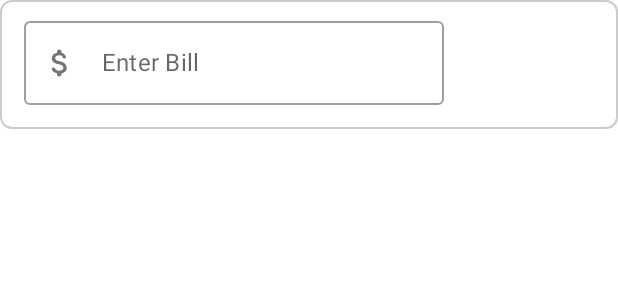
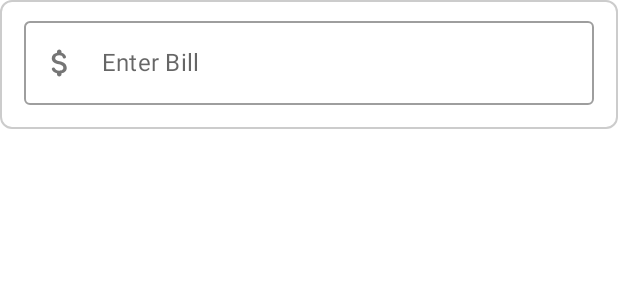
Before and after one commit to Prakhar1701/JetTip, an Android app built with Jetpack Compose: the @Preview function MainContent, on a phone screen of 412 x 824 dp. Shown: the top 300 px of the screen. Run offline under Robolectric (Android 15) with nearby library versions, the phone set to English and light mode, and no system bars.

Commit message:
Modified InputField Compose Function To Fill Max Width

```diff
--- a/app/src/main/java/prakhar/udemy/jetpackcompose/jettip/components/Components.kt
+++ b/app/src/main/java/prakhar/udemy/jetpackcompose/jettip/components/Components.kt
@@ -1,5 +1,6 @@
 package prakhar.udemy.jetpackcompose.jettip.components
 
+import androidx.compose.foundation.layout.fillMaxWidth
 import androidx.compose.foundation.layout.padding
 import androidx.compose.foundation.text.KeyboardActions
 import androidx.compose.foundation.text.KeyboardOptions
@@ -48,7 +49,7 @@
             fontSize = 18.sp,
             color = MaterialTheme.colors.onBackground
         ),
-        modifier = modifier.padding(bottom = 10.dp, start = 10.dp, end = 10.dp),
+        modifier = modifier.padding(bottom = 10.dp, start = 10.dp, end = 10.dp).fillMaxWidth(),
         enabled = enabled,
         keyboardOptions = KeyboardOptions(
             keyboardType = keyboardType,
```
